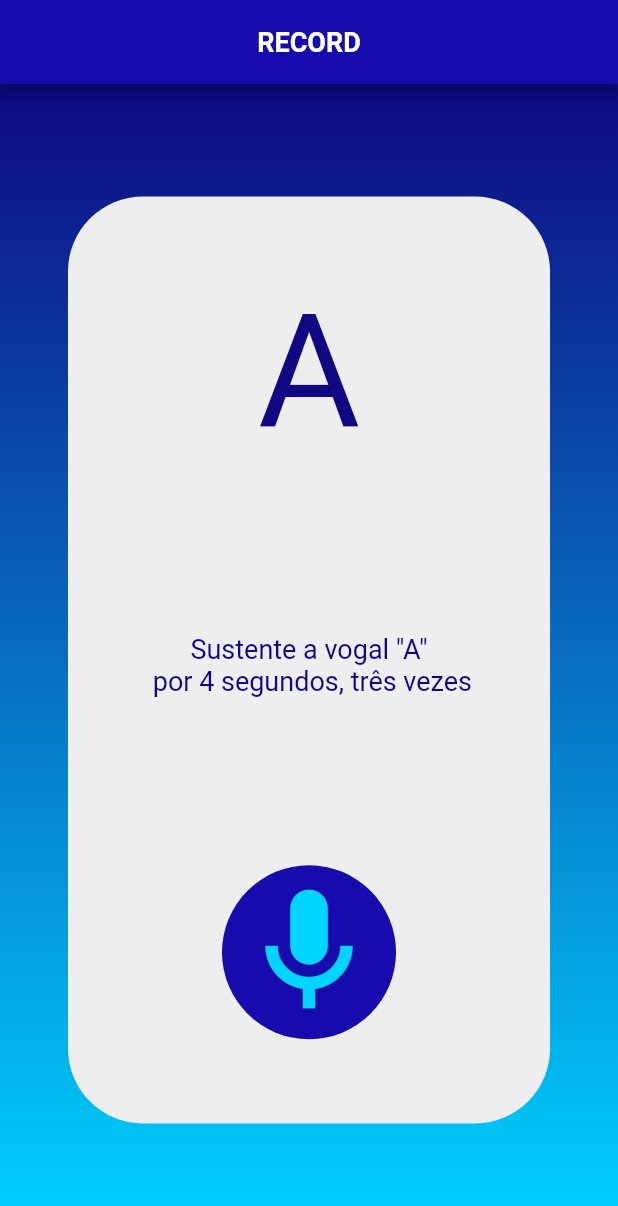
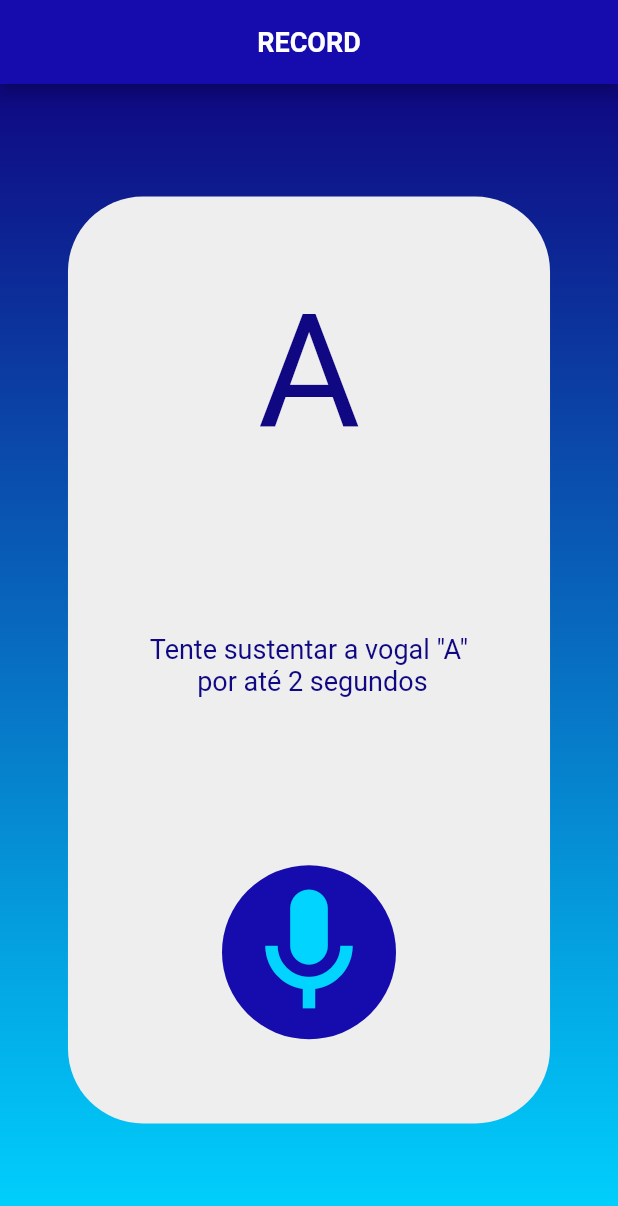
Before and after one commit to rogerio74/AppModeloEntrada, a Flutter app: the AudiosScreen screen opened directly with empty values, after a tap on an icon or button, on a phone screen of 412 x 824 dp. Shown: the top 1206 px of the screen. Run offline on Flutter 3.47's test engine with Material 2 defaults, Android fonts, the phone set to English and light mode, and no system bars; our stand-ins replace audioplayers, connectivity, firebase_core, firebase_database, firebase_storage, permission_handler; missing offline and left inert: flutter_sound; accounts and stored records are empty; Roboto replaces fonts that are missing (MochiyPopOne).

Commit message:
Editando instruções de captura de áudio

```diff
--- a/lib/screens/gravacao_screen.dart
+++ b/lib/screens/gravacao_screen.dart
@@ -1,4 +1,3 @@
-import 'dart:io';
 import 'package:flutter/material.dart';
 import 'package:modelo_app/components/recorder_wav.dart';
 import 'package:modelo_app/components/reprodutor_wav.dart';
@@ -78,7 +77,7 @@ class _GravacaoScreenState extends State<GravacaoScreen> {
                   ),
                   widget.apraxico
                       ? Text(
-                          'Sustente a vogal "${widget.vogal.toUpperCase()}"\n por 5 segundos, uma vez',
+                          'Tente sustentar a vogal "${widget.vogal.toUpperCase()}"\n por até 4 segundos',
                           textAlign: TextAlign.center,
                           style: Theme.of(context)
                               .textTheme
@@ -86,7 +85,7 @@ class _GravacaoScreenState extends State<GravacaoScreen> {
                               ?.copyWith(fontSize: 18),
                         )
                       : Text(
-                          'Sustente a vogal "${widget.vogal.toUpperCase()}"\n por 4 segundos, três vezes',
+                          'Tente sustentar a vogal "${widget.vogal.toUpperCase()}"\n por até 2 segundos',
                           textAlign: TextAlign.center,
                           style: Theme.of(context)
                               .textTheme
```
Also changed, not shown: 1 other file.
